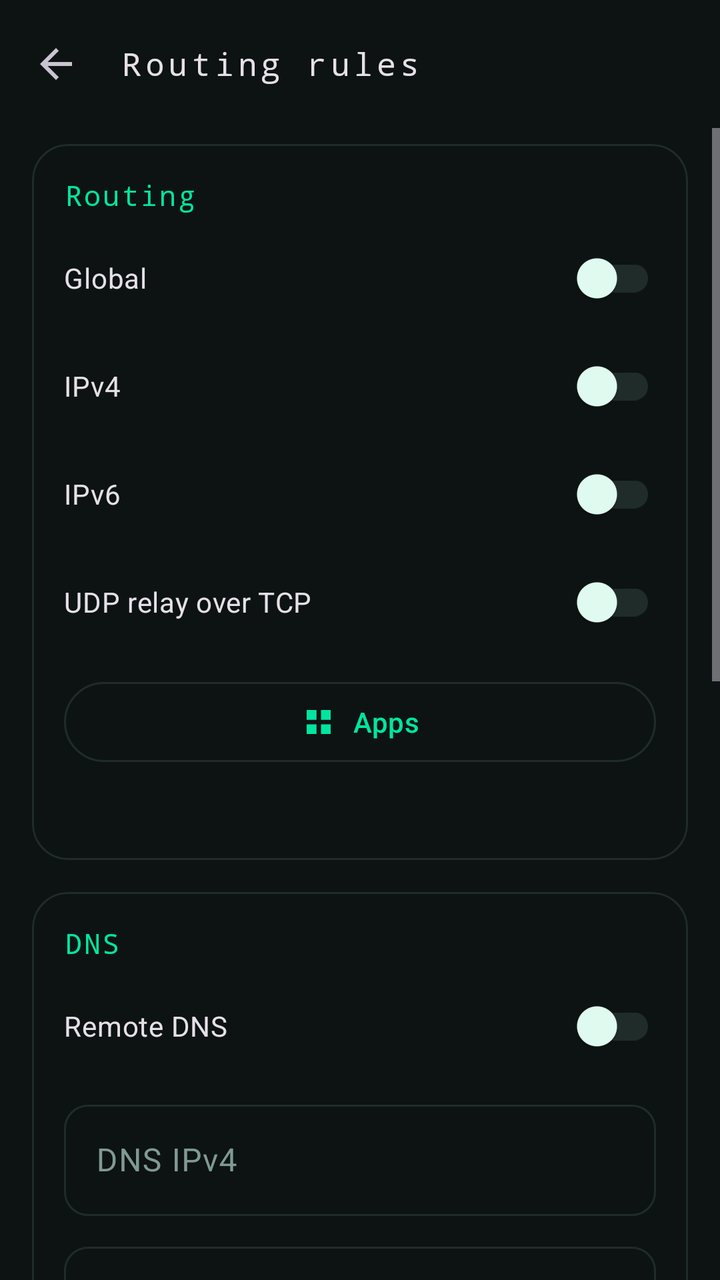
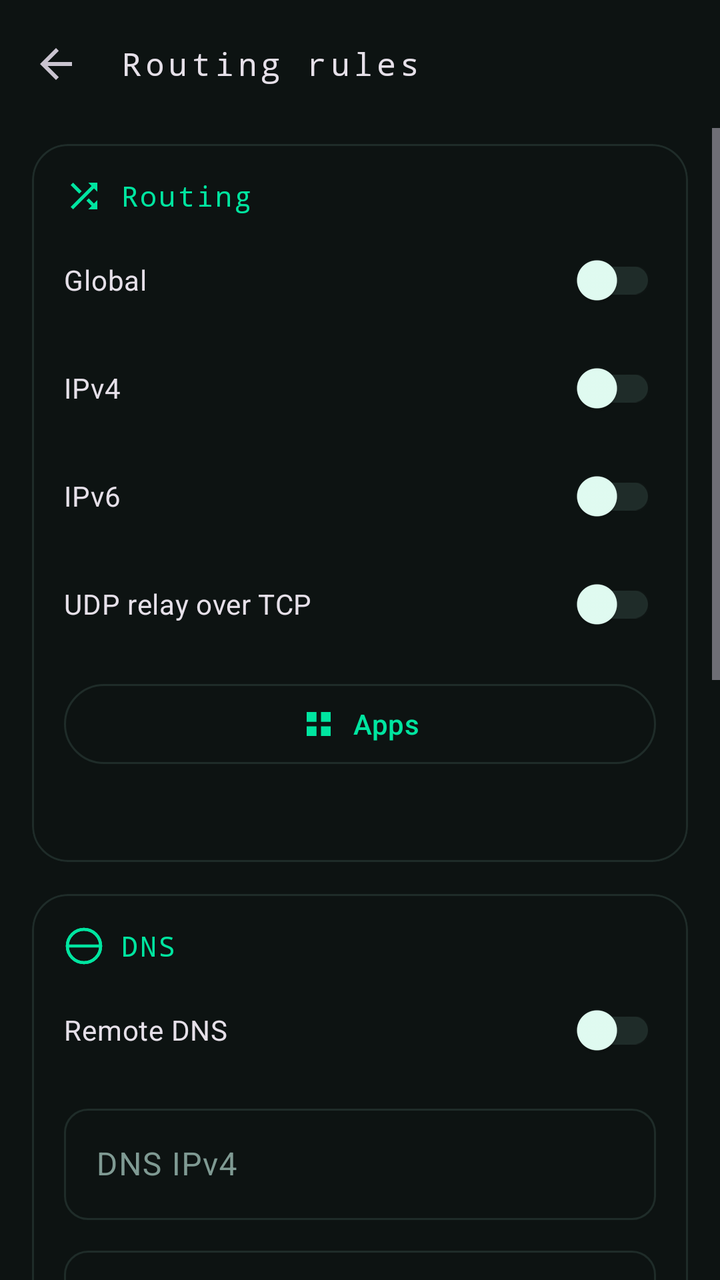

Compare the two renders of this Android layout. The source of the first and the diff that turns it into the second are given below.
<!-- AndroidManifest.xml: application theme Theme.TunVPN -->
<!-- res/layout/activity_rules_hub.xml -->
<?xml version="1.0" encoding="utf-8"?>
<LinearLayout xmlns:android="http://schemas.android.com/apk/res/android"
	xmlns:app="http://schemas.android.com/apk/res-auto"
	android:orientation="vertical"
	android:layout_width="match_parent"
	android:layout_height="match_parent"
	android:background="?attr/colorSurface">
	<com.google.android.material.appbar.MaterialToolbar
		android:id="@+id/toolbar"
		android:layout_width="match_parent"
		android:layout_height="?attr/actionBarSize"
		app:navigationIcon="?attr/homeAsUpIndicator"
		app:title="@string/rules"
		app:titleTextAppearance="@style/TextAppearance.TunVPN.Toolbar"/>
	<ScrollView
		android:layout_width="match_parent"
		android:layout_height="0dp"
		android:layout_weight="1"
		android:clipToPadding="false"
		android:fillViewport="true">
		<LinearLayout
			android:orientation="vertical"
			android:layout_width="match_parent"
			android:layout_height="wrap_content"
			android:paddingLeft="16dp"
			android:paddingRight="16dp"
			android:paddingTop="8dp"
			android:paddingBottom="24dp">

			
			<com.google.android.material.card.MaterialCardView
				style="@style/Widget.TunVPN.Card"
				android:layout_width="match_parent"
				android:layout_height="wrap_content">
				<LinearLayout
					android:orientation="vertical"
					android:layout_width="match_parent"
					android:layout_height="wrap_content"
					android:padding="16dp">
					<TextView
						android:layout_width="match_parent"
						android:layout_height="wrap_content"
						android:text="@string/section_routing"
						android:textAppearance="@style/TextAppearance.TunVPN.Section"/>
					<androidx.appcompat.widget.SwitchCompat
						android:id="@+id/global"
						android:layout_width="match_parent"
						android:layout_height="wrap_content"
						android:layout_marginTop="8dp"
						android:text="@string/global"/>
					<androidx.appcompat.widget.SwitchCompat
						android:id="@+id/ipv4"
						android:layout_width="match_parent"
						android:layout_height="wrap_content"
						android:layout_marginTop="6dp"
						android:text="@string/ipv4"/>
					<androidx.appcompat.widget.SwitchCompat
						android:id="@+id/ipv6"
						android:layout_width="match_parent"
						android:layout_height="wrap_content"
						android:layout_marginTop="6dp"
						android:text="@string/ipv6"/>
					<androidx.appcompat.widget.SwitchCompat
						android:id="@+id/udp_in_tcp"
						android:layout_width="match_parent"
						android:layout_height="wrap_content"
						android:layout_marginTop="6dp"
						android:text="@string/udp_in_tcp"/>
					<com.google.android.material.button.MaterialButton
						android:id="@+id/apps"
						style="?attr/materialButtonOutlinedStyle"
						android:layout_width="match_parent"
						android:layout_height="wrap_content"
						android:layout_marginTop="12dp"
						android:minHeight="48dp"
						android:text="@string/apps"
						android:textSize="14sp"
						app:cornerRadius="24dp"
						app:icon="@drawable/ic_apps"
						app:iconGravity="textStart"
						app:iconPadding="8dp"/>
					<TextView
						android:id="@+id/routing_scope_hint"
						android:layout_width="match_parent"
						android:layout_height="wrap_content"
						android:layout_marginTop="10dp"
						android:textAppearance="@style/TextAppearance.TunVPN.Hint"/>
				</LinearLayout>
			</com.google.android.material.card.MaterialCardView>

			
			<com.google.android.material.card.MaterialCardView
				style="@style/Widget.TunVPN.Card"
				android:layout_width="match_parent"
				android:layout_height="wrap_content"
				android:layout_marginTop="16dp">
				<LinearLayout
					android:orientation="vertical"
					android:layout_width="match_parent"
					android:layout_height="wrap_content"
					android:padding="16dp">
					<TextView
						android:layout_width="match_parent"
						android:layout_height="wrap_content"
						android:text="@string/section_dns"
						android:textAppearance="@style/TextAppearance.TunVPN.Section"/>
					<androidx.appcompat.widget.SwitchCompat
						android:id="@+id/remote_dns"
						android:layout_width="match_parent"
						android:layout_height="wrap_content"
						android:layout_marginTop="8dp"
						android:text="@string/remote_dns"/>
					<com.google.android.material.textfield.TextInputLayout
						android:id="@+id/til_dns_ipv4"
						style="@style/Widget.TunVPN.TextInputLayout"
						android:layout_width="match_parent"
						android:layout_height="wrap_content"
						android:layout_marginTop="10dp"
						android:hint="@string/dns_ipv4">
						<com.google.android.material.textfield.TextInputEditText
							android:id="@+id/dns_ipv4"
							android:layout_width="match_parent"
							android:layout_height="wrap_content"
							android:inputType="text"
							android:maxLines="1"/>
					</com.google.android.material.textfield.TextInputLayout>
					<com.google.android.material.textfield.TextInputLayout
						android:id="@+id/til_dns_ipv6"
						style="@style/Widget.TunVPN.TextInputLayout"
						android:layout_width="match_parent"
						android:layout_height="wrap_content"
						android:layout_marginTop="10dp"
						android:hint="@string/dns_ipv6">
						<com.google.android.material.textfield.TextInputEditText
							android:id="@+id/dns_ipv6"
							android:layout_width="match_parent"
							android:layout_height="wrap_content"
							android:inputType="text"
							android:maxLines="1"/>
					</com.google.android.material.textfield.TextInputLayout>
				</LinearLayout>
			</com.google.android.material.card.MaterialCardView>

			
			<com.google.android.material.card.MaterialCardView
				style="@style/Widget.TunVPN.Card"
				android:layout_width="match_parent"
				android:layout_height="wrap_content"
				android:layout_marginTop="16dp">
				<LinearLayout
					android:orientation="vertical"
					android:layout_width="match_parent"
					android:layout_height="wrap_content"
					android:padding="16dp">
					<TextView
						android:layout_width="match_parent"
						android:layout_height="wrap_content"
						android:text="@string/rules"
						android:textAppearance="@style/TextAppearance.TunVPN.Section"/>
					<TextView
						android:layout_width="match_parent"
						android:layout_height="wrap_content"
						android:layout_marginTop="4dp"
						android:text="@string/rules_hint"
						android:textAppearance="@style/TextAppearance.TunVPN.Hint"/>
					<TextView
						android:layout_width="match_parent"
						android:layout_height="wrap_content"
						android:layout_marginTop="12dp"
						android:text="@string/rule_strategy_label"
						android:textAppearance="?attr/textAppearanceBodyMedium"
						android:textColor="?attr/colorOnSurface"/>
					<Spinner
						android:id="@+id/rules_strategy"
						android:layout_width="match_parent"
						android:layout_height="wrap_content"
						android:minHeight="48dp"
						android:spinnerMode="dropdown"/>
					<TextView
						android:id="@+id/rules_mode_hint"
						android:layout_width="match_parent"
						android:layout_height="wrap_content"
						android:layout_marginTop="4dp"
						android:textAppearance="@style/TextAppearance.TunVPN.Hint"/>
					<androidx.appcompat.widget.SwitchCompat
						android:id="@+id/rules_default_proxy"
						android:layout_width="match_parent"
						android:layout_height="wrap_content"
						android:layout_marginTop="8dp"
						android:text="@string/rules_default_proxy"/>
					<LinearLayout
						android:orientation="horizontal"
						android:layout_width="match_parent"
						android:layout_height="wrap_content"
						android:layout_marginTop="10dp">
						<Spinner
							android:id="@+id/rule_type"
							android:layout_width="0dp"
							android:layout_weight="1"
							android:layout_height="wrap_content"
							android:minHeight="48dp"
							android:spinnerMode="dropdown"/>
						<Spinner
							android:id="@+id/rule_action"
							android:layout_width="0dp"
							android:layout_weight="1"
							android:layout_height="wrap_content"
							android:layout_marginStart="12dp"
							android:minHeight="48dp"
							android:spinnerMode="dropdown"/>
					</LinearLayout>
					<com.google.android.material.textfield.TextInputLayout
						style="@style/Widget.TunVPN.TextInputLayout"
						android:layout_width="match_parent"
						android:layout_height="wrap_content"
						android:layout_marginTop="10dp"
						android:hint="@string/rule_value_hint">
						<com.google.android.material.textfield.TextInputEditText
							android:id="@+id/rule_value"
							android:layout_width="match_parent"
							android:layout_height="wrap_content"
							android:inputType="text"
							android:maxLines="1"/>
					</com.google.android.material.textfield.TextInputLayout>
					<com.google.android.material.button.MaterialButton
						android:id="@+id/rule_add"
						style="?attr/materialButtonOutlinedStyle"
						android:layout_width="match_parent"
						android:layout_height="wrap_content"
						android:layout_marginTop="10dp"
						android:minHeight="48dp"
						android:text="@string/rule_add"
						android:textSize="14sp"
						app:cornerRadius="24dp"/>
					<LinearLayout
						android:id="@+id/rules_list"
						android:orientation="vertical"
						android:layout_width="match_parent"
						android:layout_height="wrap_content"
						android:layout_marginTop="14dp"/>
					<TextView
						android:id="@+id/rules_empty"
						android:layout_width="match_parent"
						android:layout_height="wrap_content"
						android:layout_marginTop="12dp"
						android:text="@string/rule_empty"
						android:textAppearance="@style/TextAppearance.TunVPN.Hint"/>
				</LinearLayout>
			</com.google.android.material.card.MaterialCardView>
		</LinearLayout>
	</ScrollView>
</LinearLayout>
<!-- resources referenced by this layout -->
<resources>
  <string name="apps">Apps</string>
  <string name="dns_ipv4">DNS IPv4</string>
  <string name="dns_ipv6">DNS IPv6</string>
  <string name="global">Global</string>
  <string name="ipv4">IPv4</string>
  <string name="ipv6">IPv6</string>
  <string name="remote_dns">Remote DNS</string>
  <string name="rule_add">Add</string>
  <string name="rule_empty">No rules, everything follows the switch above</string>
  <string name="rule_strategy_label">分流策略</string>
  <string name="rule_value_hint">Domain / IP / CIDR (e.g. 10.0.0.0/8)</string>
  <string name="rules">Routing rules</string>
  <string name="rules_default_proxy">Unmatched traffic uses the proxy</string>
  <string name="rules_hint">先选「分流策略」，再按需添加规则：域名后缀 / 域名关键字 / 国家(GeoIP) / IP / 进程名 → 代理或直连；未命中的按底部开关处理。订阅自带规则不参与，修改后重新连接生效。</string>
  <string name="section_dns">DNS</string>
  <string name="section_routing">Routing</string>
  <string name="udp_in_tcp">UDP relay over TCP</string>
  <style name="TextAppearance.TunVPN.Hint" parent="TextAppearance.Material3.BodyMedium">
  		<item name="android:textColor">?attr/colorOnSurfaceVariant</item>
  		<item name="android:lineSpacingMultiplier">1.15</item>
  	</style>
  <style name="TextAppearance.TunVPN.Section" parent="TextAppearance.Material3.TitleSmall">
  		<item name="android:textColor">?attr/colorPrimary</item>
  		<item name="fontFamily">monospace</item>
  		<item name="android:fontFamily">monospace</item>
  		<item name="android:letterSpacing">0.08</item>
  	</style>
  <style name="TextAppearance.TunVPN.Toolbar" parent="TextAppearance.Material3.TitleMedium">
  		<item name="fontFamily">monospace</item>
  		<item name="android:fontFamily">monospace</item>
  		<item name="android:letterSpacing">0.12</item>
  	</style>
  <style name="Widget.TunVPN.Card" parent="Widget.Material3.CardView.Outlined">
  		<item name="cardCornerRadius">18dp</item>
  		<item name="cardBackgroundColor">?attr/colorSurface</item>
  		<item name="strokeColor">?attr/colorOutline</item>
  		<item name="strokeWidth">1dp</item>
  	</style>
  <!-- unchanged entries left out for length: 3 -->
</resources>

<!-- the commit's change to res/layout/activity_rules_hub.xml (unified diff, before → after) -->
@@ -37,11 +37,24 @@
 					android:layout_width="match_parent"
 					android:layout_height="wrap_content"
 					android:padding="16dp">
-					<TextView
-						android:layout_width="match_parent"
-						android:layout_height="wrap_content"
-						android:text="@string/section_routing"
-						android:textAppearance="@style/TextAppearance.TunVPN.Section"/>
+					<LinearLayout
+						android:orientation="horizontal"
+						android:layout_width="match_parent"
+						android:layout_height="wrap_content"
+						android:gravity="center_vertical">
+						<ImageView
+							android:layout_width="20dp"
+							android:layout_height="20dp"
+							android:contentDescription="@string/section_routing"
+							android:src="@drawable/ic_routing"
+							android:tint="?attr/colorPrimary"/>
+						<TextView
+							android:layout_width="wrap_content"
+							android:layout_height="wrap_content"
+							android:layout_marginStart="8dp"
+							android:text="@string/section_routing"
+							android:textAppearance="@style/TextAppearance.TunVPN.Section"/>
+					</LinearLayout>
 					<androidx.appcompat.widget.SwitchCompat
 						android:id="@+id/global"
 						android:layout_width="match_parent"
@@ -99,11 +112,24 @@
 					android:layout_width="match_parent"
 					android:layout_height="wrap_content"
 					android:padding="16dp">
-					<TextView
-						android:layout_width="match_parent"
-						android:layout_height="wrap_content"
-						android:text="@string/section_dns"
-						android:textAppearance="@style/TextAppearance.TunVPN.Section"/>
+					<LinearLayout
+						android:orientation="horizontal"
+						android:layout_width="match_parent"
+						android:layout_height="wrap_content"
+						android:gravity="center_vertical">
+						<ImageView
+							android:layout_width="20dp"
+							android:layout_height="20dp"
+							android:contentDescription="@string/section_dns"
+							android:src="@drawable/ic_dns"
+							android:tint="?attr/colorPrimary"/>
+						<TextView
+							android:layout_width="wrap_content"
+							android:layout_height="wrap_content"
+							android:layout_marginStart="8dp"
+							android:text="@string/section_dns"
+							android:textAppearance="@style/TextAppearance.TunVPN.Section"/>
+					</LinearLayout>
 					<androidx.appcompat.widget.SwitchCompat
 						android:id="@+id/remote_dns"
 						android:layout_width="match_parent"
@@ -152,11 +178,24 @@
 					android:layout_width="match_parent"
 					android:layout_height="wrap_content"
 					android:padding="16dp">
-					<TextView
-						android:layout_width="match_parent"
-						android:layout_height="wrap_content"
-						android:text="@string/rules"
-						android:textAppearance="@style/TextAppearance.TunVPN.Section"/>
+					<LinearLayout
+						android:orientation="horizontal"
+						android:layout_width="match_parent"
+						android:layout_height="wrap_content"
+						android:gravity="center_vertical">
+						<ImageView
+							android:layout_width="20dp"
+							android:layout_height="20dp"
+							android:contentDescription="@string/rules"
+							android:src="@drawable/ic_rules"
+							android:tint="?attr/colorPrimary"/>
+						<TextView
+							android:layout_width="wrap_content"
+							android:layout_height="wrap_content"
+							android:layout_marginStart="8dp"
+							android:text="@string/rules"
+							android:textAppearance="@style/TextAppearance.TunVPN.Section"/>
+					</LinearLayout>
 					<TextView
 						android:layout_width="match_parent"
 						android:layout_height="wrap_content"
@@ -224,14 +263,16 @@
 					</com.google.android.material.textfield.TextInputLayout>
 					<com.google.android.material.button.MaterialButton
 						android:id="@+id/rule_add"
-						style="?attr/materialButtonOutlinedStyle"
 						android:layout_width="match_parent"
 						android:layout_height="wrap_content"
 						android:layout_marginTop="10dp"
 						android:minHeight="48dp"
 						android:text="@string/rule_add"
 						android:textSize="14sp"
-						app:cornerRadius="24dp"/>
+						app:cornerRadius="24dp"
+						app:icon="@drawable/ic_add"
+						app:iconGravity="textStart"
+						app:iconPadding="6dp"/>
 					<LinearLayout
 						android:id="@+id/rules_list"
 						android:orientation="vertical"
<!-- resource entries referenced after the edit -->
@@ -1,5 +1,58 @@
 <!-- resources referenced by this layout -->
 <resources>
+  <!-- drawable ic_add (drawable) -->
+  <vector xmlns:android="http://schemas.android.com/apk/res/android"
+  	android:width="24dp"
+  	android:height="24dp"
+  	android:viewportWidth="24"
+  	android:viewportHeight="24">
+  	<path
+  		android:fillColor="?attr/colorControlNormal"
+  		android:pathData="M19,13h-6v6h-2v-6H5v-2h6V5h2v6h6v2z"/>
+  </vector>
+  <!-- drawable ic_dns (drawable) -->
+  <?xml version="1.0" encoding="utf-8"?>
+  <vector xmlns:android="http://schemas.android.com/apk/res/android"
+  	android:width="24dp"
+  	android:height="24dp"
+  	android:viewportWidth="24"
+  	android:viewportHeight="24">
+  	<path
+  		android:fillColor="@android:color/transparent"
+  		android:pathData="M12,2A10,10 0 0,1 12,22A10,10 0 0,1 12,2"
+  		android:strokeColor="?attr/colorControlNormal"
+  		android:strokeWidth="1.8"/>
+  	<path
+  		android:fillColor="@android:color/transparent"
+  		android:pathData="M2,12h20"
+  		android:strokeColor="?attr/colorControlNormal"
+  		android:strokeWidth="1.8"/>
+  	<path
+  		android:fillColor="@android:color/transparent"
+  		android:pathData="M12,2A5.5,5.5 0 0,1 12,22A5.5,5.5 0 0,1 12,2"
+  		android:strokeColor="?attr/colorControlNormal"
+  		android:strokeWidth="1.8"/>
+  </vector>
+  <!-- drawable ic_routing (drawable) -->
+  <vector xmlns:android="http://schemas.android.com/apk/res/android"
+  	android:width="24dp"
+  	android:height="24dp"
+  	android:viewportWidth="24"
+  	android:viewportHeight="24">
+  	<path
+  		android:fillColor="#000000"
+  		android:pathData="M10.59 9.17 5.41 4 4 5.41l5.17 5.17 1.42-1.41zM14.5 4l2.04 2.04L4 18.59 5.41 20 17.96 7.46 20 9.5V4h-5.5zm.33 9.41-1.41 1.41 3.13 3.13L14.5 20H20v-5.5l-2.04 2.04-3.13-3.13z"/>
+  </vector>
+  <!-- drawable ic_rules (drawable) -->
+  <vector xmlns:android="http://schemas.android.com/apk/res/android"
+  	android:width="24dp"
+  	android:height="24dp"
+  	android:viewportWidth="24"
+  	android:viewportHeight="24">
+  	<path
+  		android:fillColor="#000000"
+  		android:pathData="M4,6h16v2H4V6zM7,11h10v2H7V11zM10,16h4v2h-4V16z"/>
+  </vector>
   <string name="apps">Apps</string>
   <string name="dns_ipv4">DNS IPv4</string>
   <string name="dns_ipv6">DNS IPv6</string>
